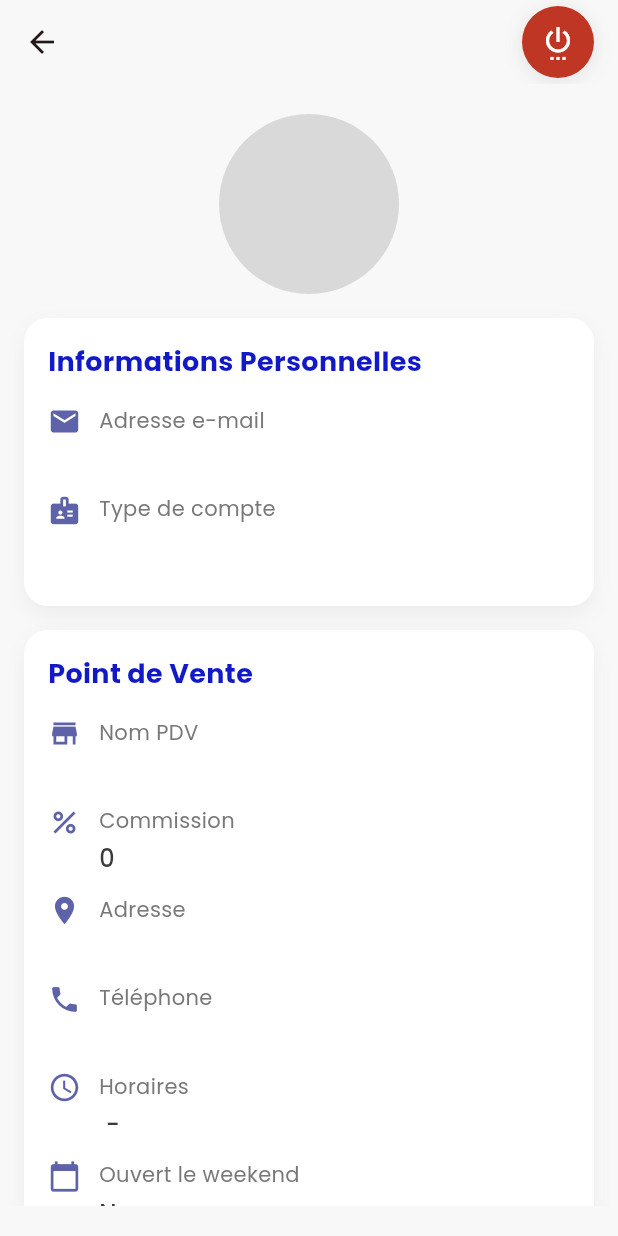
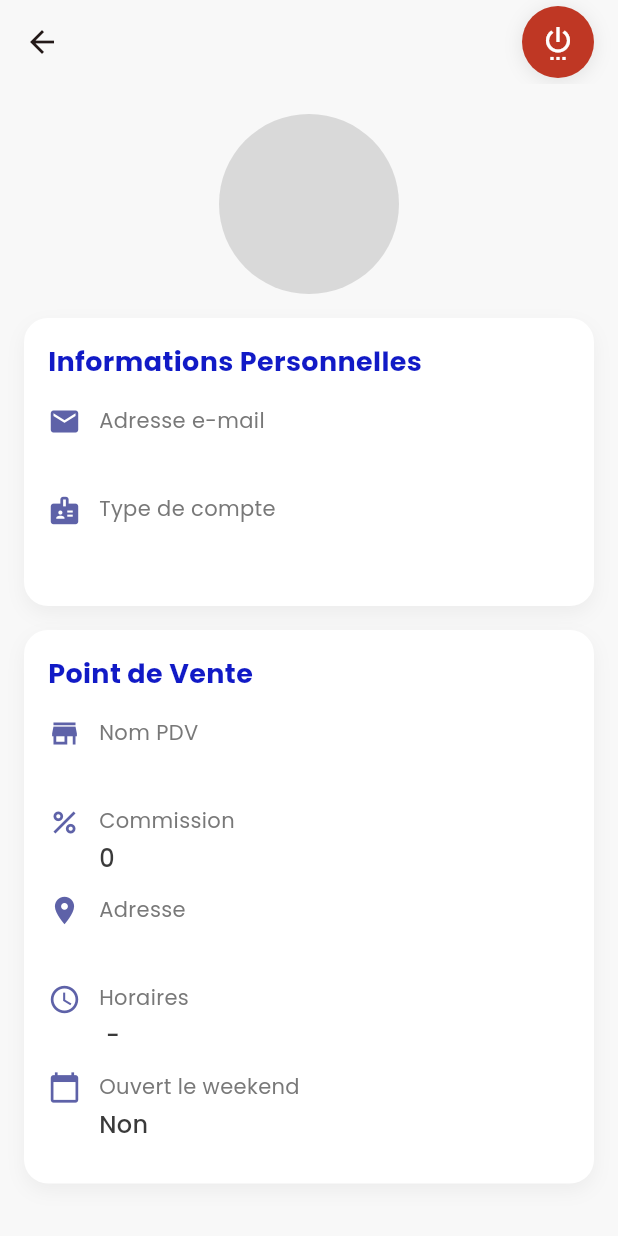
Before and after one commit to cherift/microbitmoney-app, a Flutter app: the ProfileScreen screen opened directly, on a phone screen of 412 x 824 dp. Run offline on Flutter 3.47's test engine with Material 3 defaults, Android fonts, the phone set to English and light mode, and no system bars; our stand-ins replace country_picker, curved_navigation_bar, dio, flutter_secure_storage, shared_preferences; missing offline and left inert: country_currency_pickers; accounts and stored records are empty.

Commit message:
feat: loggin by phone number

```diff
--- a/lib/models/user_model.dart
+++ b/lib/models/user_model.dart
@@ -5,8 +5,9 @@ class UserModel {
   final String email;
   final String id;
   final String role;
+  String? phone;
   final String accountType;
-  final int commission;
+  final num commission;
   PDV? pdv;
 
   UserModel({
@@ -14,6 +15,7 @@ class UserModel {
     required this.email,
     required this.id,
     required this.role,
+    this.phone,
     required this.accountType,
     required this.commission,
     this.pdv,
@@ -25,8 +27,9 @@ class UserModel {
       name: json['name'] ?? '',
       email: json['email'] ?? '',
       role: json['role'] ?? '',
+      phone: json['phone'] ?? '',
       accountType: json['accountType'] ?? '',
-      commission: json['commission'] ?? '',
+      commission: json['commission'] ?? 0,
       pdv: json['pdv'] != null ? PDV.fromJson(json['pdv']) : null,
     );
   }
@@ -37,6 +40,7 @@ class UserModel {
       'name': name,
       'email': email,
       'role': role,
+      'phone': phone,
       'accountType': accountType,
       'commission': commission,
       'pdv': pdv?.toJson(),
--- a/lib/screens/profile_screen.dart
+++ b/lib/screens/profile_screen.dart
@@ -89,6 +89,10 @@ class _ProfileScreenState extends State<ProfileScreen> {
                         _buildInfoSection(context, 'Informations Personnelles', [
                           _buildInfoTile(context, 'Adresse e-mail', userModel!.email, Icons.email),
                           _buildInfoTile(context, 'Type de compte', userModel!.role == 'ADMIN' ? 'Administrateur' : userModel!.accountType, Icons.badge),
+                          if (userModel!.phone != null && userModel!.phone != "")
+                            ...[
+                              _buildInfoTile(context, 'Téléphone', userModel!.phone!, Icons.phone),
+                            ]
                         ]),
                         const SizedBox(height: 16),
                         if (userModel!.pdv != null) ...[
@@ -96,7 +100,6 @@ class _ProfileScreenState extends State<ProfileScreen> {
                             _buildInfoTile(context, 'Nom PDV', userModel!.pdv!.name, Icons.store),
                             _buildInfoTile(context, 'Commission', userModel!.commission.toString(), Icons.percent_outlined),
                             _buildInfoTile(context, 'Adresse', userModel!.pdv!.address, Icons.location_on),
-                            _buildInfoTile(context, 'Téléphone', userModel!.pdv!.phone, Icons.phone),
                             _buildInfoTile(context, 'Horaires',
                               '${userModel!.pdv!.openingTime} - ${userModel!.pdv!.closingTime}',
                               Icons.access_time
--- a/lib/services/auth/auth_service.dart
+++ b/lib/services/auth/auth_service.dart
@@ -34,7 +34,7 @@ class AuthService {
     return null;
   }
 
-  Future<Map<String, dynamic>> login(String email, String password) async {
+  Future<Map<String, dynamic>> login(String identifier, String password) async {
     try {
       final response = await _client.post(
         Uri.parse('$baseUrl/api/flutter/auth'),
@@ -43,7 +43,7 @@ class AuthService {
           'Accept': 'application/json',
         },
         body: jsonEncode({
-          'email': email.toLowerCase(),
+          'identifier': identifier.trim(),
           'password': password,
         }),
       ).timeout(const Duration(seconds: 15));
```
Also changed, not shown: lib/screens/enrollment_screen.dart (+15 -14 lines), lib/screens/login_screen.dart (+31 -19 lines).
